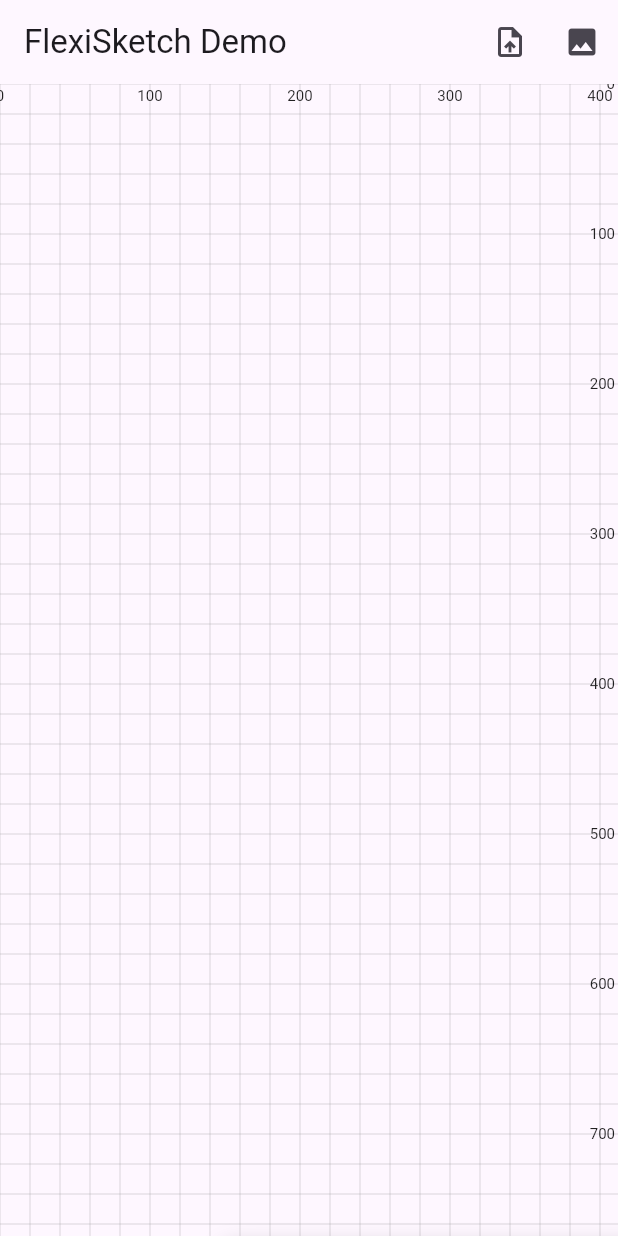
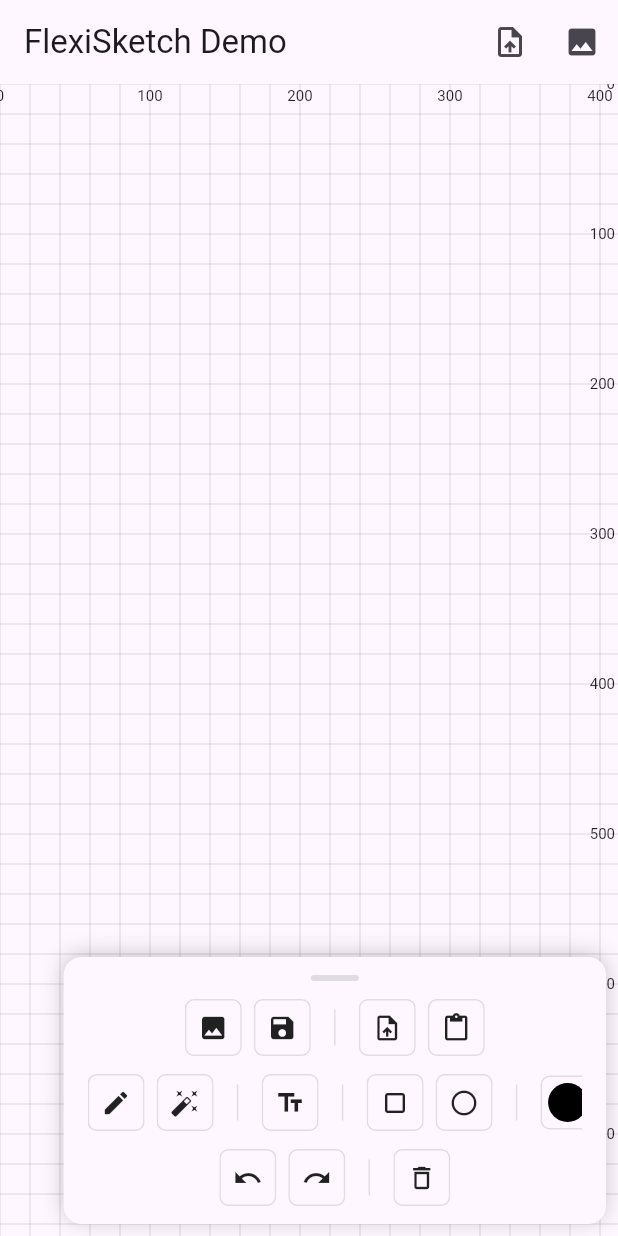
Before and after one commit to b150005/FlexiSketch, a Flutter app: the screen it shows after launch, on a phone screen of 412 x 824 dp. Run offline on Flutter 3.47's test engine with Material 3 defaults, Android fonts, the phone set to English and light mode, and no system bars; our stand-ins replace file_picker, image_picker, plugin_platform_interface, share_plus, web; missing offline and left inert: dart:js_interop, pasteboard.

Commit message:
🐛 モバイルではToolbar の横幅に制限をかける

```diff
--- a/lib/src/widgets/toolbar.dart
+++ b/lib/src/widgets/toolbar.dart
@@ -1,5 +1,6 @@
 import 'dart:typed_data';
 
+import 'package:flutter/foundation.dart';
 import 'package:flutter/material.dart';
 
 import '../../flexi_sketch_controller.dart';
@@ -207,7 +208,7 @@ class ToolbarState extends State<Toolbar> with SingleTickerProviderStateMixin {
   ///
   /// ペン、消しゴム、図形描画、色の選択、線の太さの設定など、描画に関連するツールボタンを提供する
   Widget _buildDrawingTools() {
-    return SingleChildScrollView(
+    final Widget internal = SingleChildScrollView(
       scrollDirection: Axis.horizontal,
       child: Row(
         mainAxisSize: MainAxisSize.min,
@@ -274,6 +275,15 @@ class ToolbarState extends State<Toolbar> with SingleTickerProviderStateMixin {
         ],
       ),
     );
+
+    if (kIsWeb) {
+      return internal;
+    } else {
+      return SizedBox(
+        width: MediaQuery.of(context).size.width * 0.8,
+        child: internal,
+      );
+    }
   }
 
   /// 編集ツールグループを構築する
```
